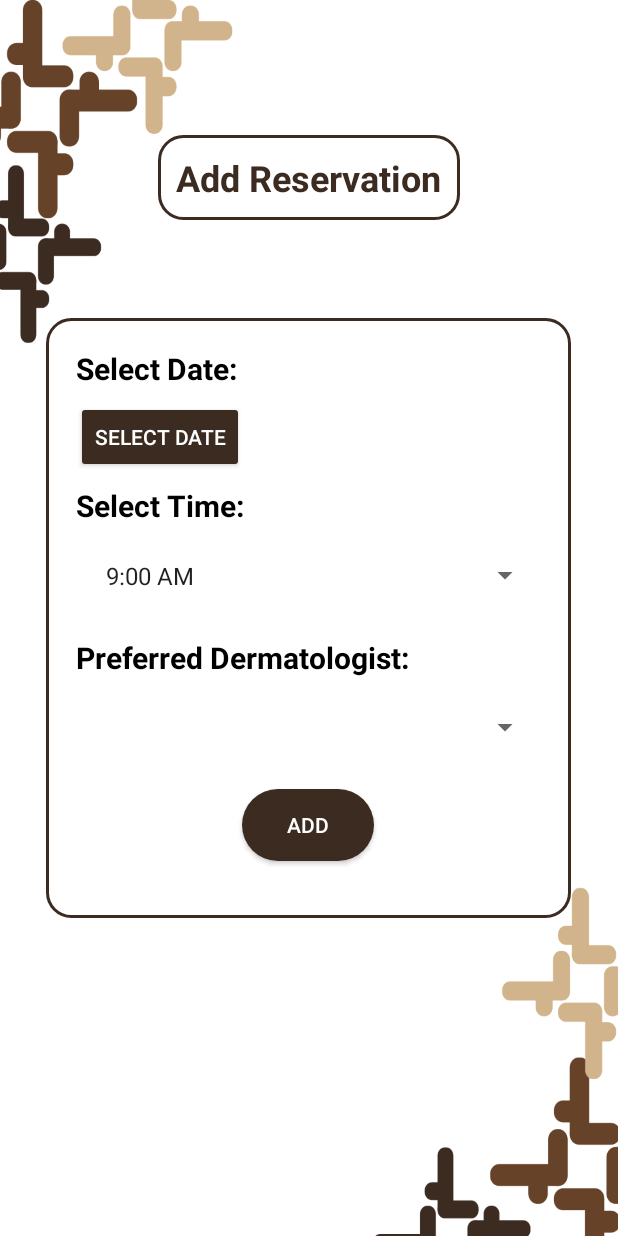
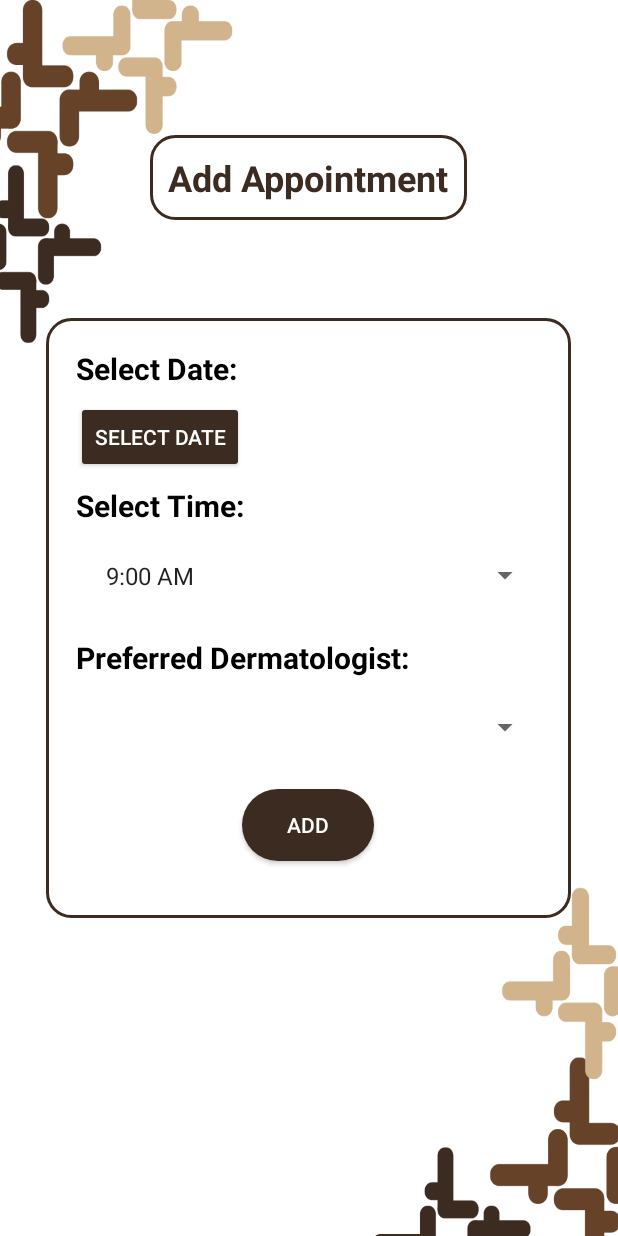
Before and after one commit to Anwarahmedsh/DermEase, an Android app: the BookReservation screen opened directly, with no data from a screen before it, on a phone screen of 412 x 824 dp. Run offline under Robolectric (Android 15) with nearby library versions, the phone set to English and light mode, and no system bars.

Commit message:
appointment instead of reservation

```diff
--- a/app/src/main/res/layout/activity_book_reservation.xml
+++ b/app/src/main/res/layout/activity_book_reservation.xml
@@ -8,14 +8,14 @@
         android:id="@+id/textViewTitle"
         android:layout_width="wrap_content"
         android:layout_height="wrap_content"
-        android:text="Add Reservation"
+        android:layout_centerHorizontal="true"
+        android:layout_marginTop="90dp"
+        android:background="@drawable/border_background"
+        android:padding="12dp"
+        android:text="Add Appointment"
+        android:textColor="@color/darkest"
         android:textSize="24sp"
-        android:padding="12dp"
-        android:background="@drawable/border_background"
-        android:textStyle="bold"
-        android:textColor="@color/darkest"
-        android:layout_centerHorizontal="true"
-        android:layout_marginTop="90dp"/>
+        android:textStyle="bold" />
 
     <LinearLayout
         android:layout_width="350dp"
```
